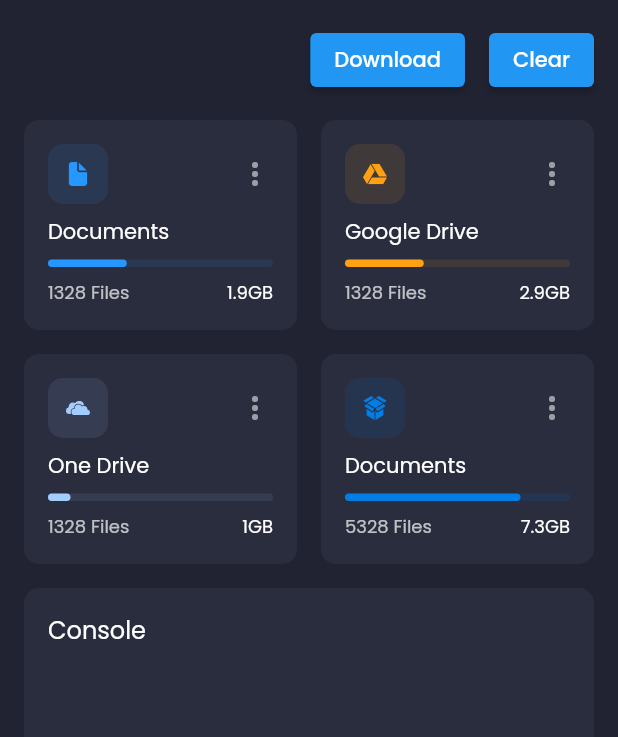
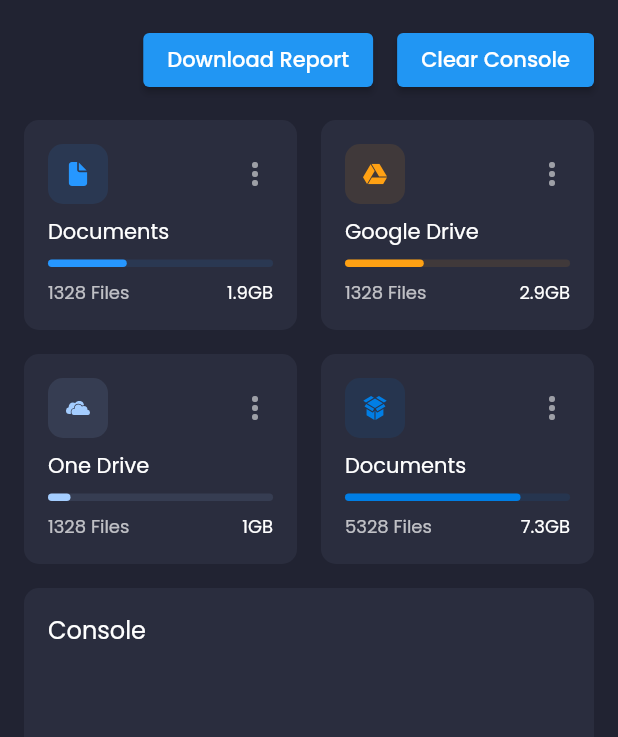
Before and after one commit to newton2149/cvg, a Flutter app: the screen it shows after launch, on a phone screen of 412 x 824 dp, the part 120-857 px from its top. Run offline on Flutter 3.47's test engine with Material 2 defaults, Android fonts, the phone set to English and light mode, and no system bars; our stand-ins replace fl_chart, flutter_svg, google_fonts, yaml; missing offline and left inert: dart:html; project files that could hold a hidden picture were left out.

```diff
--- a/lib/providers/data_provider.dart
+++ b/lib/providers/data_provider.dart
@@ -17,8 +17,19 @@ class DataProvider with ChangeNotifier {
   var action = "";
   var responseKeyList = [];
   var responseValueList = [];
+  var activityKeyList = [];
+  var activityValueList = [];
   Map<String, dynamic> verified = {};
-  Map<String, dynamic> activityLog = {};
+  Map<String, DateTime> activityLog = {};
+  var activity = false;
+  Map<String, String> activityNam = {
+    "HC": "Hard Coding",
+    "SS": "Static Scan",
+    "CA": "Code Analysis",
+    "SES": "Security Scan",
+    "BP": "Best Practice",
+    "CC": "Code Coverage",
+  };
 
   Map get toJsonPublic {
     return {
@@ -91,9 +102,14 @@ class DataProvider with ChangeNotifier {
         Uri.parse("https://reqres.in/api/users?page=2"),
         // body: jsonEncode(json),
       );
-      print("sa");
+
       if (response.statusCode == 200) {
         this.item = jsonDecode(response.body);
+        final String? keyAction = activityNam[action];
+
+        activityKeyList.insert(0, keyAction);
+        activityValueList.insert(0, DateTime.now());
+
         listUpdate();
         notifyListeners();
       }
@@ -104,6 +120,13 @@ class DataProvider with ChangeNotifier {
 
   void itemClear() {
     this.item = {};
+    notifyListeners();
+  }
+
+  void activityClear() {
+    this.activityLog = {};
+    this.activityKeyList = [];
+    this.activityValueList = [];
     notifyListeners();
   }
 
--- a/lib/screens/dashboard/components/console_header.dart
+++ b/lib/screens/dashboard/components/console_header.dart
@@ -56,7 +56,7 @@ class ConsoleHeader extends StatelessWidget {
                   data.fileSaver(data.item.toString());
                 }
               },
-              child: Text("Download"),
+              child: Text("Download Report"),
             ),
             SizedBox(width: defaultPadding),
             ElevatedButton(
@@ -89,7 +89,7 @@ class ConsoleHeader extends StatelessWidget {
                       });
                 }
               },
-              child: Text("Clear"),
+              child: Text("Clear Console"),
             ),
           ],
         ),
--- a/lib/screens/dashboard/dashboard_screen.dart
+++ b/lib/screens/dashboard/dashboard_screen.dart
@@ -1,4 +1,5 @@
 import 'package:admin/responsive.dart';
+import 'package:admin/screens/dashboard/components/activity_log.dart';
 import 'package:admin/screens/dashboard/components/console_header.dart';
 import 'package:flutter/material.dart';
 
@@ -31,6 +32,9 @@ class DashboardScreen extends StatelessWidget {
                       if (Responsive.isMobile(context))
                         SizedBox(height: defaultPadding),
                       if (Responsive.isMobile(context)) Authentication(),
+                      if (Responsive.isMobile(context))
+                        SizedBox(height: defaultPadding),
+                      if (Responsive.isMobile(context)) ActivityLog(),
                     ],
                   ),
                 ),
@@ -40,7 +44,13 @@ class DashboardScreen extends StatelessWidget {
                 if (!Responsive.isMobile(context))
                   Expanded(
                     flex: 2,
-                    child: Authentication(),
+                    child: Column(
+                      children: [
+                        Authentication(),
+                        SizedBox(height: defaultPadding),
+                        ActivityLog(),
+                      ],
+                    ),
                   ),
               ],
             )
```
Also changed, not shown: lib/screens/dashboard/components/activity_log.dart (added, +63 -0 lines).
